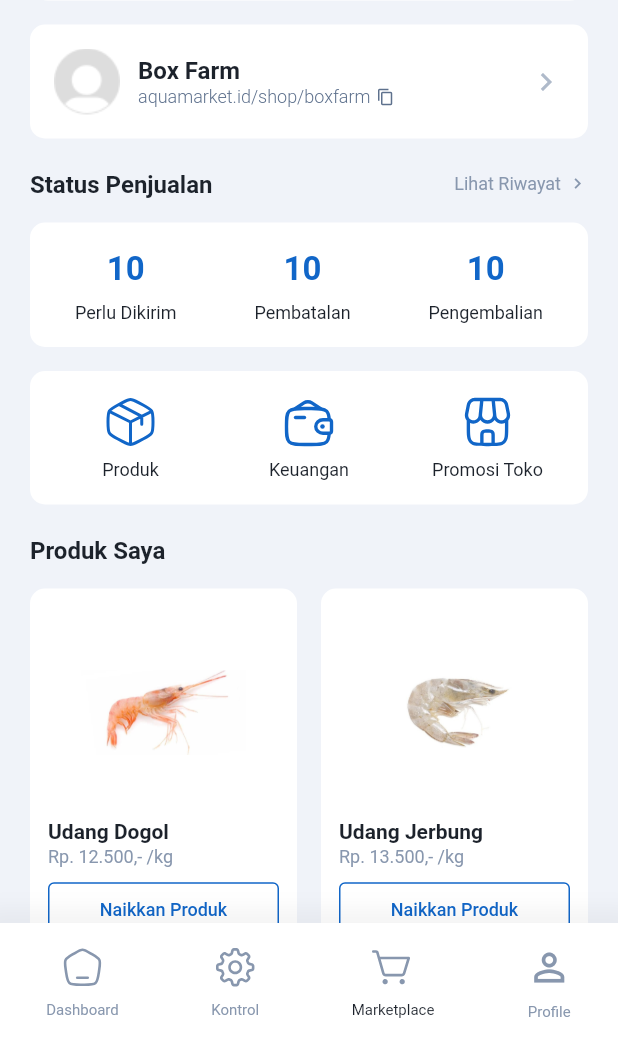
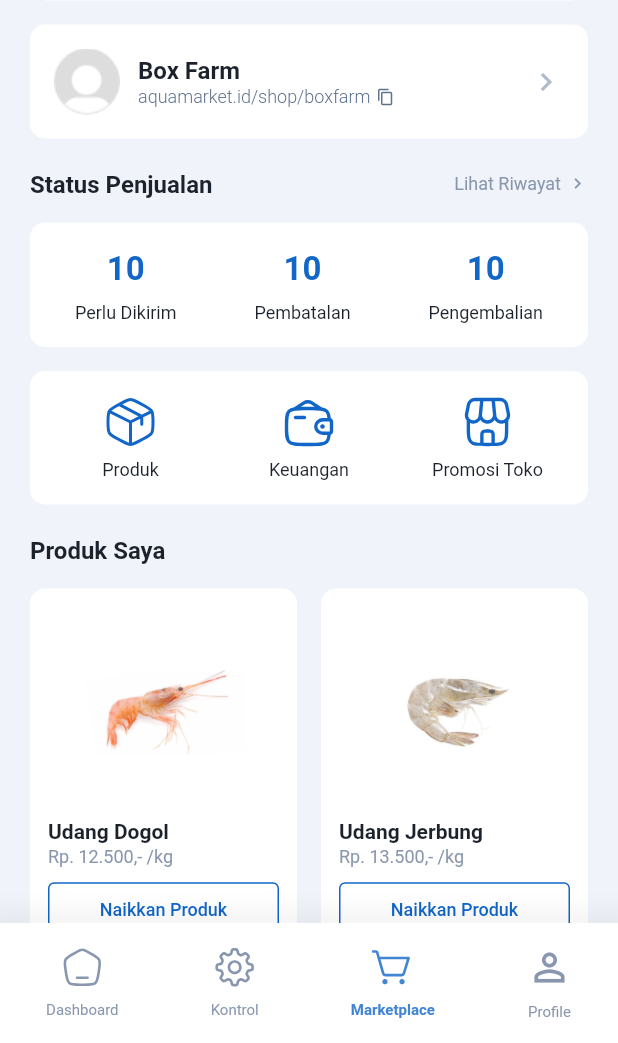
Before and after one commit to Playbox-Kotak-Berkah/Mobile, a Flutter app: the screen it shows after launch, on a phone screen of 412 x 824 dp, the part 193-1236 px from its top. Run offline on Flutter 3.47's test engine with Material 2 defaults, Android fonts, the phone set to English and light mode, and no system bars; our stand-ins replace dio, dropdown_button2, email_validator, flutter_svg, fluttertoast, get and 2 more.

Commit message:
change app bottom bar in marketplace

```diff
--- a/lib/widgets/app_bottombar.dart
+++ b/lib/widgets/app_bottombar.dart
@@ -98,11 +98,22 @@ class _AppBottomBarState extends State<AppBottomBar> {
                   SvgPicture.asset(
                     "assets/icons/marketplace.svg",
                     width: 28,
+                    color: currentRoute == AppRoute.farmerMarketplace
+                        ? ColorConstants.primary[400]
+                        : ColorConstants.slate[400],
                   ),
                   SizedBox(height: 8),
                   Text(
                     "Marketplace",
-                    style: body6TextStyle(size: 10),
+                    style: body6TextStyle(
+                      size: 10,
+                      weight: currentRoute == AppRoute.farmerMarketplace
+                          ? FontWeight.bold
+                          : FontWeight.normal,
+                      color: currentRoute == AppRoute.farmerMarketplace
+                          ? ColorConstants.primary[400]
+                          : ColorConstants.slate[400],
+                    ),
                   ),
                 ],
               ),
```
